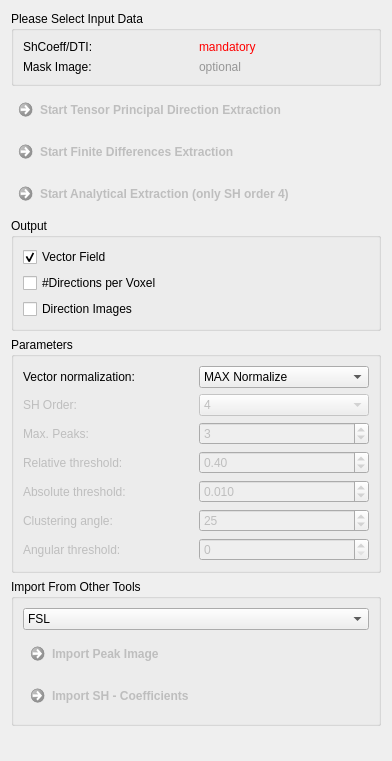
MITK/MITK, file Plugins/org.mitk.gui.qt.diffusionimaging/src/internal/QmitkOdfMaximaExtractionViewControls.ui: the form before one commit.
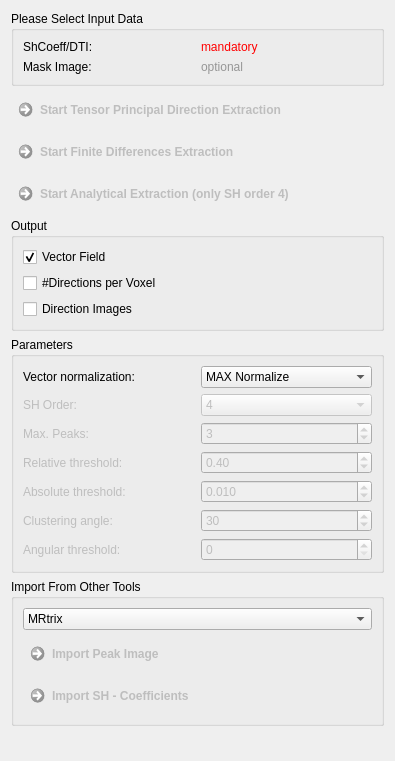
The form after the commit.

Commit message: peak extraction mod

```diff
--- a/Plugins/org.mitk.gui.qt.diffusionimaging/src/internal/QmitkOdfMaximaExtractionViewControls.ui
+++ b/Plugins/org.mitk.gui.qt.diffusionimaging/src/internal/QmitkOdfMaximaExtractionViewControls.ui
@@ -6,7 +6,7 @@
    <rect>
     <x>0</x>
     <y>0</y>
-    <width>392</width>
+    <width>395</width>
     <height>761</height>
    </rect>
   </property>
@@ -297,7 +297,7 @@
             <number>90</number>
            </property>
            <property name="value">
-            <number>25</number>
+            <number>30</number>
            </property>
           </widget>
          </item>
@@ -367,6 +367,9 @@
         <property name="toolTip">
          <string>Define SH coefficient convention (depends on toolkit)</string>
         </property>
+        <property name="currentIndex">
+         <number>1</number>
+        </property>
         <item>
          <property name="text">
           <string>FSL</string>
```
Left out of the diff: 22 changed lines with no effect on the pictures. The commit also changes 2 other files.
